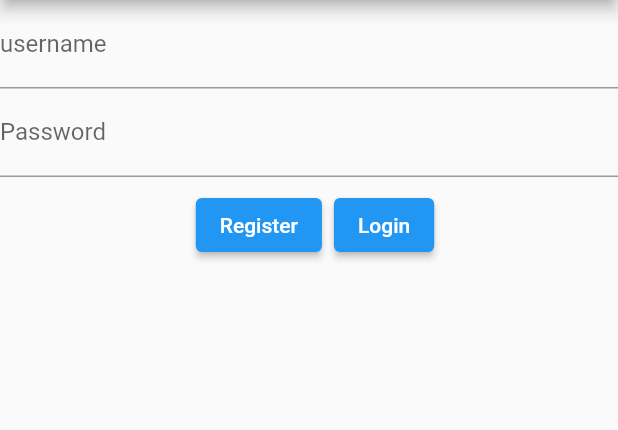
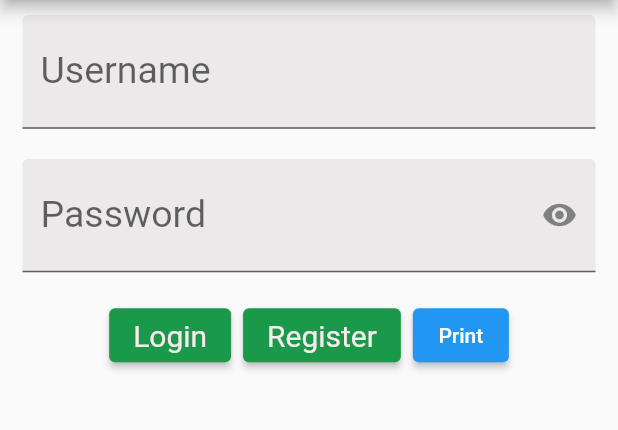
Before and after one commit to 20nucool/flutter_todo, a Flutter app: the screen it shows after launch, on a phone screen of 412 x 824 dp, the part 84-514 px from its top. Run offline on Flutter 3.47's test engine with Material 2 defaults, Android fonts, the phone set to English and light mode, and no system bars; our stand-ins replace bloc, equatable, flutter_bloc, hive, hive_flutter; accounts and stored records are empty.

Commit message:
comment added

```diff
--- a/lib/home/bloc/home_bloc.dart
+++ b/lib/home/bloc/home_bloc.dart
@@ -34,7 +34,7 @@ class HomeBloc extends Bloc<HomeEvent, HomeState> {
           emit(HomeInitial());
           break;
         case UserCreationResult.failure:
-          emit(HomeInitial(error: " Ther;s been an error"));
+          emit(HomeInitial(error: " Theres been an error"));
           break;
         case UserCreationResult.alreadyExists:
           emit(HomeInitial(error: "User already exists"));
--- a/lib/home/home.dart
+++ b/lib/home/home.dart
@@ -8,11 +8,19 @@ import 'package:todo_app/services/todo.dart';
 import 'package:todo_app/todos/todos.dart';
 import 'bloc/home_bloc.dart';
 
-class HomePage extends StatelessWidget {
+class HomePage extends StatefulWidget {
+  HomePage({Key? key}) : super(key: key);
+
+  @override
+  State<HomePage> createState() => _HomePageState();
+}
+
+class _HomePageState extends State<HomePage> {
   final usernameField = TextEditingController();
+
   final passwordField = TextEditingController();
 
-  HomePage({Key? key}) : super(key: key);
+  bool isHidden = true;
 
   @override
   Widget build(BuildContext context) {
@@ -36,7 +44,7 @@ class HomePage extends StatelessWidget {
                 showDialog(
                     context: context,
                     builder: (context) => AlertDialog(
-                          title: Text('Error'),
+                          title: const Text('Error'),
                           content: Text(state.error!),
                         ));
               }
@@ -46,33 +54,95 @@ class HomePage extends StatelessWidget {
             if (state is HomeInitial) {
               return Column(
                 children: [
-                  TextField(
-                    decoration: InputDecoration(labelText: 'username'),
-                    controller: usernameField,
+                  Padding(
+                    padding: const EdgeInsets.fromLTRB(15, 10, 15, 10),
+                    child: TextField(
+                      textAlign: TextAlign.left,
+                      style:
+                          const TextStyle(fontSize: 25, color: Colors.black87),
+                      decoration: const InputDecoration(
+                        labelText: 'Username',
+                        fillColor: Color.fromARGB(255, 235, 233, 233),
+                        filled: true,
+                        focusedBorder: OutlineInputBorder(
+                          borderSide: BorderSide(
+                            color: Colors.white,
+                            width: 2.0,
+                          ),
+                        ),
+                      ),
+                      controller: usernameField,
+                    ),
                   ),
-                  TextField(
-                    obscureText: true,
-                    decoration: InputDecoration(labelText: 'Password'),
-                    controller: passwordField,
+                  Padding(
+                    padding: const EdgeInsets.fromLTRB(15, 10, 15, 10),
+                    child: TextField(
+                      textAlign: TextAlign.left,
+                      style:
+                          const TextStyle(fontSize: 25, color: Colors.black87),
+                      obscureText: isHidden,
+                      obscuringCharacter: '*',
+                      decoration: InputDecoration(
+                        labelText: 'Password',
+                        fillColor: Color.fromARGB(255, 235, 233, 233),
+                        filled: true,
+                        focusedBorder: OutlineInputBorder(
+                          borderSide: BorderSide(
+                            color: Colors.white,
+                            width: 2.0,
+                          ),
+                        ),
+                        suffixIcon: IconButton(
+                          icon: Icon(isHidden
+                              ? Icons.visibility
+                              : Icons.visibility_off),
+                          onPressed: () {
+                            setState(() {
+                              isHidden = !isHidden;
+                            });
+                          },
+                        ),
+                      ),
+                      controller: passwordField,
+                    ),
                   ),
                   Row(
                     mainAxisAlignment: MainAxisAlignment.center,
                     children: [
+                      ElevatedButton(
+                          onPressed: () => BlocProvider.of<HomeBloc>(context)
+                              .add(LoginEvent(usernameField.text.trim(),
+                                  passwordField.text)),
+                          child: const Text('Login'),
+                          style: ElevatedButton.styleFrom(
+                            primary: Color.fromARGB(255, 26, 153, 75),
+                            onPrimary: Color.fromARGB(255, 248, 235, 235),
+                            // onSurface: Color.fromARGB(240, 52, 70, 151),
+                            textStyle: const TextStyle(fontSize: 20),
+                          )),
                       Padding(
                         padding: const EdgeInsets.all(8.0),
                         child: ElevatedButton(
-                            onPressed: () {
-                              BlocProvider.of<HomeBloc>(context).add(
-                                  RegisterAccountEvent(
-                                      usernameField.text, passwordField.text));
-                            },
-                            child: Text('Register')),
+                          onPressed: () {
+                            BlocProvider.of<HomeBloc>(context).add(
+                                RegisterAccountEvent(usernameField.text.trim(),
+                                    passwordField.text));
+                          },
+                          child: const Text('Register'),
+                          style: ElevatedButton.styleFrom(
+                              primary: const Color.fromARGB(255, 26, 153, 75),
+                              onPrimary: Color.fromARGB(255, 248, 235, 235),
+                              textStyle: const TextStyle(
+                                fontSize: 20,
+                              )),
+                        ),
                       ),
                       ElevatedButton(
-                          onPressed: () => BlocProvider.of<HomeBloc>(context)
-                              .add(LoginEvent(
-                                  usernameField.text, passwordField.text)),
-                          child: const Text('Login')),
+                          onPressed: (() {
+                            String name = usernameField.text;
+                            print(name.trim() + 'A');
+                          }),
+                          child: Text('Print'))
                     ],
                   )
                 ],
--- a/lib/services/todo.dart
+++ b/lib/services/todo.dart
@@ -21,7 +21,9 @@ class TodoService {
   }
 
   void addTask(final String task, final String username) {
-    _tasks.add(Task(username, task, false));
+    if (task != null) {
+      _tasks.add(Task(username, task, false));
+    }
   }
 
   Future<void> removeTask(final String task, final String username) async {
```
Also changed, not shown: lib/todos/todos.dart (+41 -8 lines).
